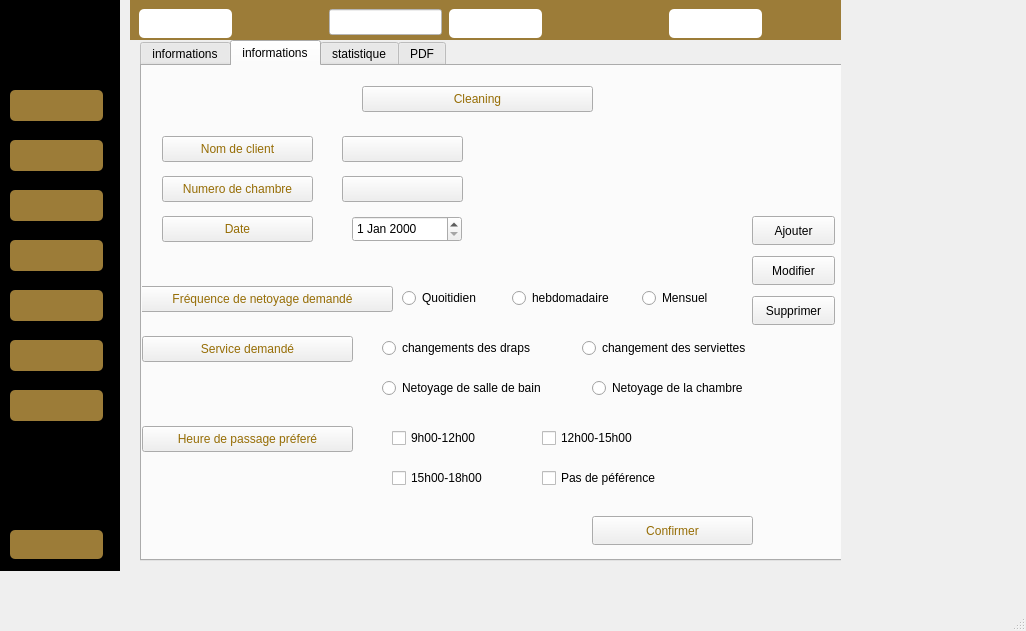
Qt form mainwindow.ui (ProjetCpp-2425/projetcpp-smart-hotel) before a commit.
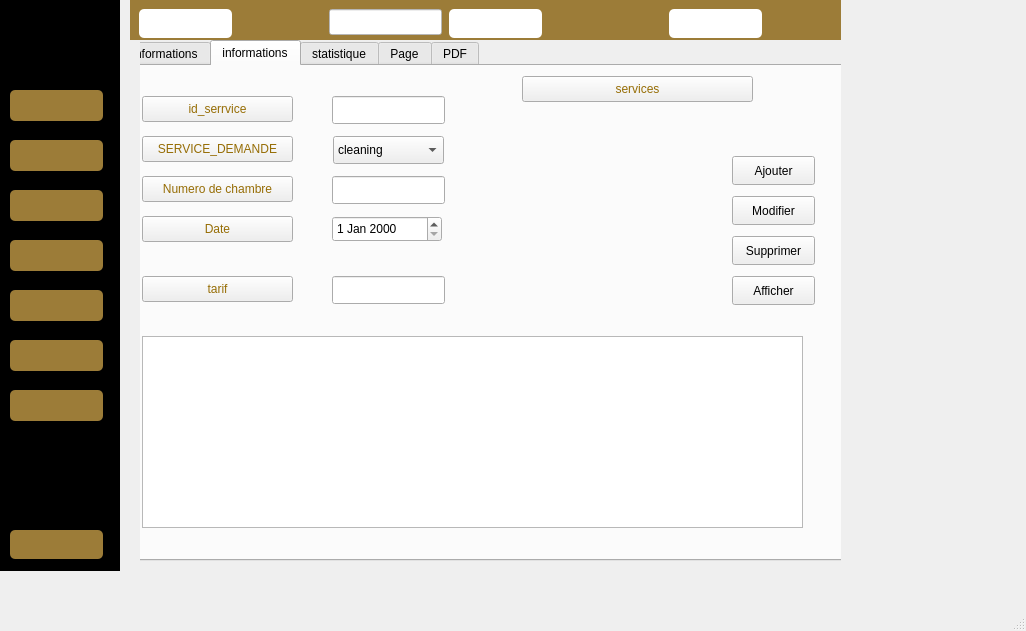
The same form after that commit. The open tabs and pages were chosen to show the change. Icons and pictures are not drawn.

```diff
--- a/mainwindow.ui
+++ b/mainwindow.ui
@@ -2240,7 +2240,7 @@
       <widget class="QTabWidget" name="tabWidget_5">
        <property name="geometry">
         <rect>
-         <x>0</x>
+         <x>-20</x>
          <y>0</y>
          <width>761</width>
          <height>521</height>
@@ -2636,8 +2636,8 @@
         <widget class="QToolButton" name="toolButton_4">
          <property name="geometry">
           <rect>
-           <x>220</x>
-           <y>20</y>
+           <x>400</x>
+           <y>10</y>
            <width>231</width>
            <height>26</height>
           </rect>
@@ -2647,24 +2647,7 @@
 color: rgb(150, 109, 5);</string>
          </property>
          <property name="text">
-          <string>Cleaning</string>
-         </property>
-        </widget>
-        <widget class="QToolButton" name="toolButton_5">
-         <property name="geometry">
-          <rect>
-           <x>20</x>
-           <y>70</y>
-           <width>151</width>
-           <height>26</height>
-          </rect>
-         </property>
-         <property name="styleSheet">
-          <string notr="true">
-color: rgb(150, 109, 5);</string>
-         </property>
-         <property name="text">
-          <string>Nom de client</string>
+          <string>services</string>
          </property>
         </widget>
         <widget class="QToolButton" name="toolButton_6">
@@ -2685,32 +2668,6 @@
           <string>Numero de chambre</string>
          </property>
         </widget>
-        <widget class="QToolButton" name="nomClientEdit">
-         <property name="geometry">
-          <rect>
-           <x>200</x>
-           <y>70</y>
-           <width>121</width>
-           <height>26</height>
-          </rect>
-         </property>
-         <property name="text">
-          <string/>
-         </property>
-        </widget>
-        <widget class="QToolButton" name="idChambreEdit">
-         <property name="geometry">
-          <rect>
-           <x>200</x>
-           <y>110</y>
-           <width>121</width>
-           <height>26</height>
-          </rect>
-         </property>
-         <property name="text">
-          <string/>
-         </property>
-        </widget>
         <widget class="QToolButton" name="toolButton_9">
          <property name="geometry">
           <rect>
@@ -2738,68 +2695,126 @@
           </rect>
          </property>
         </widget>
+        <widget class="QPushButton" name="pushButton_ajouter">
+         <property name="geometry">
+          <rect>
+           <x>610</x>
+           <y>90</y>
+           <width>83</width>
+           <height>29</height>
+          </rect>
+         </property>
+         <property name="text">
+          <string>Ajouter</string>
+         </property>
+        </widget>
+        <widget class="QPushButton" name="pushButton_modifier">
+         <property name="geometry">
+          <rect>
+           <x>610</x>
+           <y>130</y>
+           <width>83</width>
+           <height>29</height>
+          </rect>
+         </property>
+         <property name="text">
+          <string>Modifier</string>
+         </property>
+        </widget>
+        <widget class="QPushButton" name="pushButton_supprimer">
+         <property name="geometry">
+          <rect>
+           <x>610</x>
+           <y>170</y>
+           <width>83</width>
+           <height>29</height>
+          </rect>
+         </property>
+         <property name="text">
+          <string>Supprimer</string>
+         </property>
+        </widget>
+        <widget class="QLineEdit" name="lineEdit_numero">
+         <property name="geometry">
+          <rect>
+           <x>210</x>
+           <y>110</y>
+           <width>113</width>
+           <height>28</height>
+          </rect>
+         </property>
+        </widget>
+        <widget class="QToolButton" name="toolButton_13">
+         <property name="geometry">
+          <rect>
+           <x>20</x>
+           <y>30</y>
+           <width>151</width>
+           <height>26</height>
+          </rect>
+         </property>
+         <property name="styleSheet">
+          <string notr="true">
+color: rgb(150, 109, 5);</string>
+         </property>
+         <property name="text">
+          <string>id_serrvice</string>
+         </property>
+        </widget>
+        <widget class="QLineEdit" name="lineEdit_id">
+         <property name="geometry">
+          <rect>
+           <x>210</x>
+           <y>30</y>
+           <width>113</width>
+           <height>28</height>
+          </rect>
+         </property>
+        </widget>
+        <widget class="QToolButton" name="toolButton_14">
+         <property name="geometry">
+          <rect>
+           <x>20</x>
+           <y>70</y>
+           <width>151</width>
+           <height>26</height>
+          </rect>
+         </property>
+         <property name="styleSheet">
+          <string notr="true">
+color: rgb(150, 109, 5);
+</string>
+         </property>
+         <property name="text">
+          <string>SERVICE_DEMANDE</string>
+         </property>
+        </widget>
+        <widget class="QComboBox" name="comboBox_17">
+         <property name="geometry">
+          <rect>
+           <x>211</x>
+           <y>70</y>
+           <width>111</width>
+           <height>28</height>
+          </rect>
+         </property>
+         <item>
+          <property name="text">
+           <string>cleaning</string>
+          </property>
+         </item>
+         <item>
+          <property name="text">
+           <string>food</string>
+          </property>
+         </item>
+        </widget>
         <widget class="QToolButton" name="toolButton_10">
          <property name="geometry">
           <rect>
-           <x>-10</x>
-           <y>220</y>
-           <width>261</width>
-           <height>26</height>
-          </rect>
-         </property>
-         <property name="styleSheet">
-          <string notr="true">
-color: rgb(150, 109, 5);</string>
-         </property>
-         <property name="text">
-          <string>Fréquence de netoyage demandé</string>
-         </property>
-        </widget>
-        <widget class="QRadioButton" name="radioQuotidien">
-         <property name="geometry">
-          <rect>
-           <x>260</x>
-           <y>220</y>
-           <width>111</width>
-           <height>24</height>
-          </rect>
-         </property>
-         <property name="text">
-          <string>Quoitidien</string>
-         </property>
-        </widget>
-        <widget class="QRadioButton" name="radioMensuel">
-         <property name="geometry">
-          <rect>
-           <x>500</x>
-           <y>220</y>
+           <x>20</x>
+           <y>210</y>
            <width>151</width>
-           <height>24</height>
-          </rect>
-         </property>
-         <property name="text">
-          <string>Mensuel</string>
-         </property>
-        </widget>
-        <widget class="QRadioButton" name="radioHebdomadaire">
-         <property name="geometry">
-          <rect>
-           <x>370</x>
-           <y>220</y>
-           <width>121</width>
-           <height>24</height>
-          </rect>
-         </property>
-         <property name="text">
-          <string>hebdomadaire</string>
-         </property>
-        </widget>
-        <widget class="QToolButton" name="toolButton_11">
-         <property name="geometry">
-          <rect>
-           <x>0</x>
-           <y>270</y>
-           <width>211</width>
            <height>26</height>
           </rect>
          </property>
@@ -2808,184 +2823,40 @@
 color: rgb(150, 109, 5);</string>
          </property>
          <property name="text">
-          <string>Service demandé</string>
+          <string>tarif</string>
          </property>
         </widget>
-        <widget class="QRadioButton" name="checkDraps">
+        <widget class="QLineEdit" name="lineEdit_tarif">
          <property name="geometry">
           <rect>
-           <x>240</x>
-           <y>270</y>
-           <width>191</width>
-           <height>24</height>
+           <x>210</x>
+           <y>210</y>
+           <width>113</width>
+           <height>28</height>
           </rect>
          </property>
-         <property name="text">
-          <string>changements des draps</string>
-         </property>
         </widget>
-        <widget class="QRadioButton" name="checkServiettes">
+        <widget class="QTableView" name="tableView">
          <property name="geometry">
           <rect>
-           <x>440</x>
+           <x>20</x>
            <y>270</y>
-           <width>211</width>
-           <height>24</height>
+           <width>661</width>
+           <height>192</height>
           </rect>
          </property>
-         <property name="text">
-          <string>changement des serviettes</string>
-         </property>
         </widget>
-        <widget class="QRadioButton" name="checkSol">
+        <widget class="QPushButton" name="pushButton_afficher">
          <property name="geometry">
           <rect>
-           <x>240</x>
-           <y>310</y>
-           <width>241</width>
-           <height>24</height>
-          </rect>
-         </property>
-         <property name="text">
-          <string>Netoyage de salle de bain</string>
-         </property>
-        </widget>
-        <widget class="QRadioButton" name="checkProduits">
-         <property name="geometry">
-          <rect>
-           <x>450</x>
-           <y>310</y>
-           <width>211</width>
-           <height>24</height>
-          </rect>
-         </property>
-         <property name="text">
-          <string>Netoyage de la chambre</string>
-         </property>
-        </widget>
-        <widget class="QToolButton" name="toolButton_12">
-         <property name="geometry">
-          <rect>
-           <x>0</x>
-           <y>360</y>
-           <width>211</width>
-           <height>26</height>
-          </rect>
-         </property>
-         <property name="styleSheet">
-          <string notr="true">
-color: rgb(150, 109, 5);</string>
-         </property>
-         <property name="text">
-          <string>Heure de passage préferé</string>
-         </property>
-        </widget>
-        <widget class="QCheckBox" name="checkMatin">
-         <property name="geometry">
-          <rect>
-           <x>250</x>
-           <y>360</y>
-           <width>121</width>
-           <height>24</height>
-          </rect>
-         </property>
-         <property name="text">
-          <string>9h00-12h00</string>
-         </property>
-        </widget>
-        <widget class="QCheckBox" name="checkMidi">
-         <property name="geometry">
-          <rect>
-           <x>400</x>
-           <y>360</y>
-           <width>161</width>
-           <height>24</height>
-          </rect>
-         </property>
-         <property name="text">
-          <string>12h00-15h00</string>
-         </property>
-        </widget>
-        <widget class="QCheckBox" name="checkApresMidi">
-         <property name="geometry">
-          <rect>
-           <x>250</x>
-           <y>400</y>
-           <width>131</width>
-           <height>24</height>
-          </rect>
-         </property>
-         <property name="text">
-          <string>15h00-18h00</string>
-         </property>
-        </widget>
-        <widget class="QCheckBox" name="checkSoir">
-         <property name="geometry">
-          <rect>
-           <x>400</x>
-           <y>400</y>
-           <width>151</width>
-           <height>24</height>
-          </rect>
-         </property>
-         <property name="text">
-          <string>Pas de péférence</string>
-         </property>
-        </widget>
-        <widget class="QPushButton" name="pushButton_34">
-         <property name="geometry">
-          <rect>
-           <x>450</x>
-           <y>450</y>
-           <width>161</width>
-           <height>29</height>
-          </rect>
-         </property>
-         <property name="styleSheet">
-          <string notr="true">
-color: rgb(150, 109, 5);</string>
-         </property>
-         <property name="text">
-          <string>Confirmer</string>
-         </property>
-        </widget>
-        <widget class="QPushButton" name="ajouterButton">
-         <property name="geometry">
-          <rect>
            <x>610</x>
-           <y>150</y>
+           <y>210</y>
            <width>83</width>
            <height>29</height>
           </rect>
          </property>
          <property name="text">
-          <string>Ajouter</string>
-         </property>
-        </widget>
-        <widget class="QPushButton" name="modifierButton">
-         <property name="geometry">
-          <rect>
-           <x>610</x>
-           <y>190</y>
-           <width>83</width>
-           <height>29</height>
-          </rect>
-         </property>
-         <property name="text">
-          <string>Modifier</string>
-         </property>
-        </widget>
-        <widget class="QPushButton" name="supprimerButton">
-         <property name="geometry">
-          <rect>
-           <x>610</x>
-           <y>230</y>
-           <width>83</width>
-           <height>29</height>
-          </rect>
-         </property>
-         <property name="text">
-          <string>Supprimer</string>
+          <string>Afficher</string>
          </property>
         </widget>
        </widget>
@@ -3012,6 +2883,112 @@
           <bool>true</bool>
          </property>
         </widget>
+        <widget class="QPushButton" name="pushButton_statistique">
+         <property name="geometry">
+          <rect>
+           <x>520</x>
+           <y>430</y>
+           <width>161</width>
+           <height>29</height>
+          </rect>
+         </property>
+         <property name="text">
+          <string>Afficher Statistique</string>
+         </property>
+        </widget>
+        <widget class="QWidget" name="verticalLayoutWidget">
+         <property name="geometry">
+          <rect>
+           <x>70</x>
+           <y>90</y>
+           <width>581</width>
+           <height>241</height>
+          </rect>
+         </property>
+         <layout class="QVBoxLayout" name="verticalLayout"/>
+        </widget>
+       </widget>
+       <widget class="QWidget" name="tab_19">
+        <attribute name="title">
+         <string>Page</string>
+        </attribute>
+        <widget class="QToolButton" name="toolButton_7">
+         <property name="geometry">
+          <rect>
+           <x>40</x>
+           <y>60</y>
+           <width>151</width>
+           <height>26</height>
+          </rect>
+         </property>
+         <property name="styleSheet">
+          <string notr="true">
+color: rgb(150, 109, 5);</string>
+         </property>
+         <property name="text">
+          <string>statut de service</string>
+         </property>
+        </widget>
+        <widget class="QToolButton" name="toolButton_8">
+         <property name="geometry">
+          <rect>
+           <x>40</x>
+           <y>120</y>
+           <width>151</width>
+           <height>26</height>
+          </rect>
+         </property>
+         <property name="styleSheet">
+          <string notr="true">
+color: rgb(150, 109, 5);</string>
+         </property>
+         <property name="text">
+          <string>numero de client</string>
+         </property>
+        </widget>
+        <widget class="QPushButton" name="notifications">
+         <property name="geometry">
+          <rect>
+           <x>590</x>
+           <y>430</y>
+           <width>83</width>
+           <height>29</height>
+          </rect>
+         </property>
+         <property name="text">
+          <string>envoyer</string>
+         </property>
+        </widget>
+        <widget class="QLineEdit" name="lineEdit_statut">
+         <property name="geometry">
+          <rect>
+           <x>230</x>
+           <y>60</y>
+           <width>113</width>
+           <height>28</height>
+          </rect>
+         </property>
+        </widget>
+        <widget class="QLineEdit" name="lineEdit_TELEPHONE">
+         <property name="geometry">
+          <rect>
+           <x>230</x>
+           <y>120</y>
+           <width>113</width>
+           <height>28</height>
+          </rect>
+         </property>
+        </widget>
+        <widget class="QTableView" name="tableView_services">
+         <property name="geometry">
+          <rect>
+           <x>400</x>
+           <y>70</y>
+           <width>256</width>
+           <height>192</height>
+          </rect>
+         </property>
+        </widget>
        </widget>
        <widget class="QWidget" name="tab_18">
         <attribute name="title">
```
Left out of the diff: 139 changed lines with no effect on the pictures.
